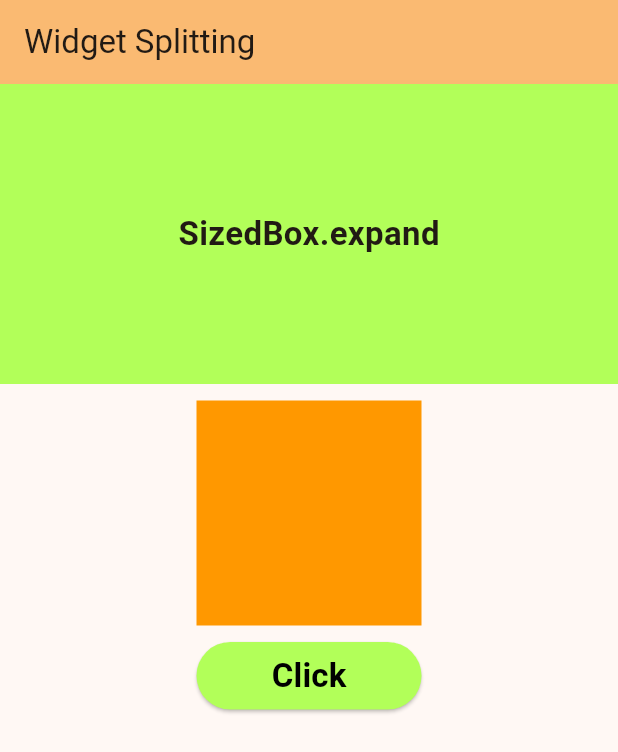
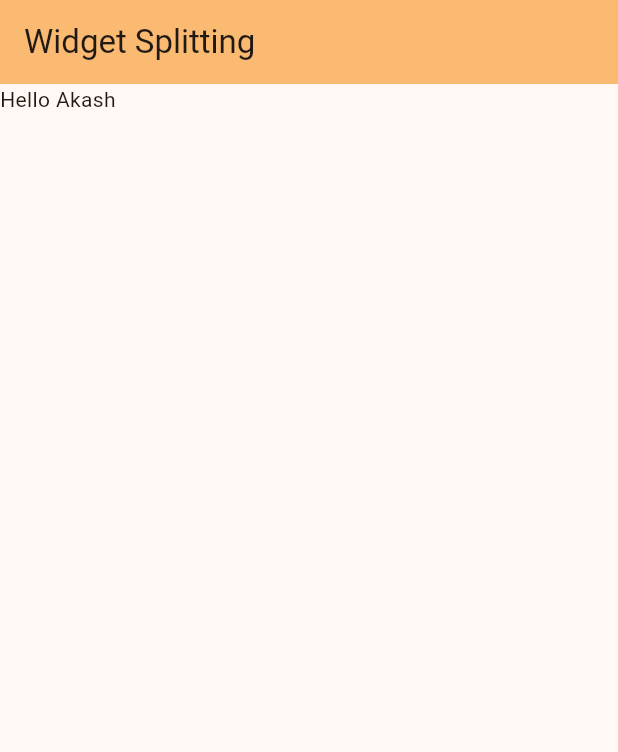
Before and after one commit to akashm936/practiceapp2, a Flutter app: the screen it shows after launch, on a phone screen of 412 x 824 dp. Shown: the top 752 px of the screen. Run offline on Flutter 3.47's test engine with Material 3 defaults, Android fonts, the phone set to English and light mode, and no system bars.

Commit message:
New Comment are added

```diff
--- a/lib/main.dart
+++ b/lib/main.dart
@@ -1,7 +1,7 @@
 import 'package:flutter/material.dart';
 import 'package:flutter/rendering.dart';
-import 'package:flutter/src/painting/borders.dart';
-import 'package:practiceapp2/Widgets/roundedbutton.dart';
+// import 'package:flutter/src/painting/borders.dart';
+// import 'package:practiceapp2/Widgets/roundedbutton.dart';
 
 void main() {
   runApp(const MyApp());
@@ -43,75 +43,82 @@ class _MyHomePageState extends State<MyHomePage> {
 
   @override
   Widget build(BuildContext context) {
-    var arrColors = [
-      Colors.orange,
-      Colors.blue,
-      Colors.pink,
-      Colors.deepPurple,
-      Colors.purple,
-      Colors.indigoAccent,
-      Colors.lightGreenAccent,
-      Colors.red,
-      Colors.greenAccent,
-      Colors.white,
-    ];
+    // var arrColors = [
+    //   Colors.orange,
+    //   Colors.blue,
+    //   Colors.pink,
+    //   Colors.deepPurple,
+    //   Colors.purple,
+    //   Colors.indigoAccent,
+    //   Colors.lightGreenAccent,
+    //   Colors.red,
+    //   Colors.greenAccent,
+    //   Colors.white,
+    // ];
 
     return Scaffold(
       appBar: AppBar(
         backgroundColor: Theme.of(context).colorScheme.inversePrimary,
         title: Text(widget.title),
       ),
-      body: Column(
-        children: [
-          ConstrainedBox(
-            constraints: BoxConstraints(
-              maxHeight: 200,
-              maxWidth: double.infinity,
-              minHeight: 50,
-              minWidth: 50,
-            ),
-            child: SizedBox.expand(
-              child: Container(
-                color: Colors.lightGreenAccent,
-                child: Center(
-                  child: Text(
-                    "SizedBox.expand",
-                    style: TextStyle(
-                      fontSize: 22,
-                      fontWeight: FontWeight.bold,
-                    ),
-                  ),
-                ),
-              ),
-            ),
-          ),
-          SizedBox(width: 11, height: 11),
-          Container(width: 150, height: 150, color: Colors.orange),
-          SizedBox(height: 11),
-          SizedBox(
-            width: 150,
-            height: 45,
-            child: ElevatedButton(
-              style: ElevatedButton.styleFrom(
-                backgroundColor: Colors.lightGreenAccent,
-              ),
-              onPressed: () {},
-              child: Text(
-                "Click",
-                style: TextStyle(
-                  fontSize: 22,
-                  fontWeight: FontWeight.bold,
-                  color: Colors.black,
-                ),
-              ),
-            ),
-          ),
-        ],
-      ),
+      body: Text("Hello Akash")
       // This trailing comma makes auto-formatting nicer for build methods.
     );
   }
 }
+
+// SizedBox WIdgets and ConstraintBox and There Properties
+// expand, Srinke, Fix
+
+// Column(
+//         children: [
+//           ConstrainedBox(
+//             constraints: BoxConstraints(
+//               maxHeight: 200,
+//               maxWidth: double.infinity,
+//               minHeight: 50,
+//               minWidth: 50,
+//             ),
+//             child: SizedBox.expand(
+//               child: Container(
+//                 color: Colors.lightGreenAccent,
+//                 child: Center(
+//                   child: Text(
+//                     "SizedBox.expand",
+//                     style: TextStyle(
+//                       fontSize: 22,
+//                       fontWeight: FontWeight.bold,
+//                     ),
+//                   ),
+//                 ),
+//               ),
+//             ),
+//           ),
+//           SizedBox(width: 11, height: 11),
+//           Container(width: 150, height: 150, color: Colors.orange),
+//           SizedBox(height: 11),
+//           SizedBox(
+//             width: 150,
+//             height: 45,
+//             child: ElevatedButton(
+//               style: ElevatedButton.styleFrom(
+//                 backgroundColor: Colors.lightGreenAccent,
+//               ),
+//               onPressed: () {},
+//               child: Text(
+//                 "Click",
+//                 style: TextStyle(
+//                   fontSize: 22,
+//                   fontWeight: FontWeight.bold,
+//                   color: Colors.black,
+//                 ),
+//               ),
+//             ),
+//           ),
+//         ],
+//       ),
+
+
 
 // Wrap Widget in the Flutter
 
```
